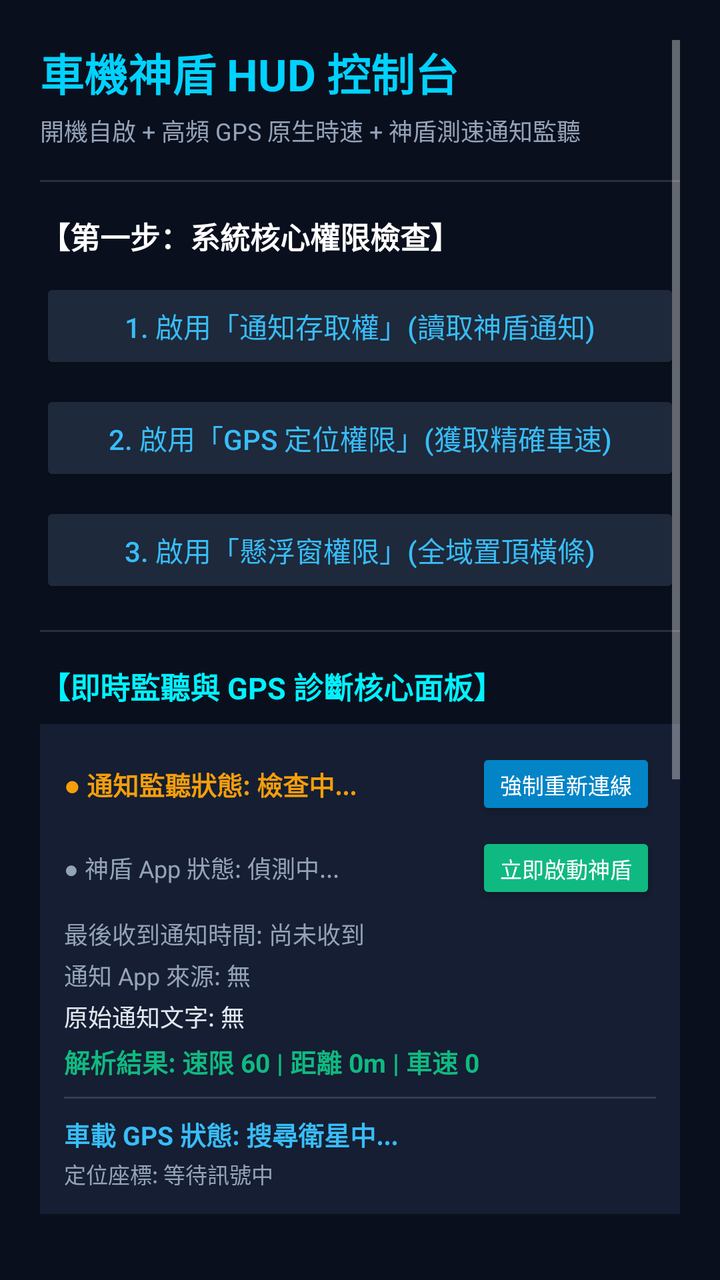
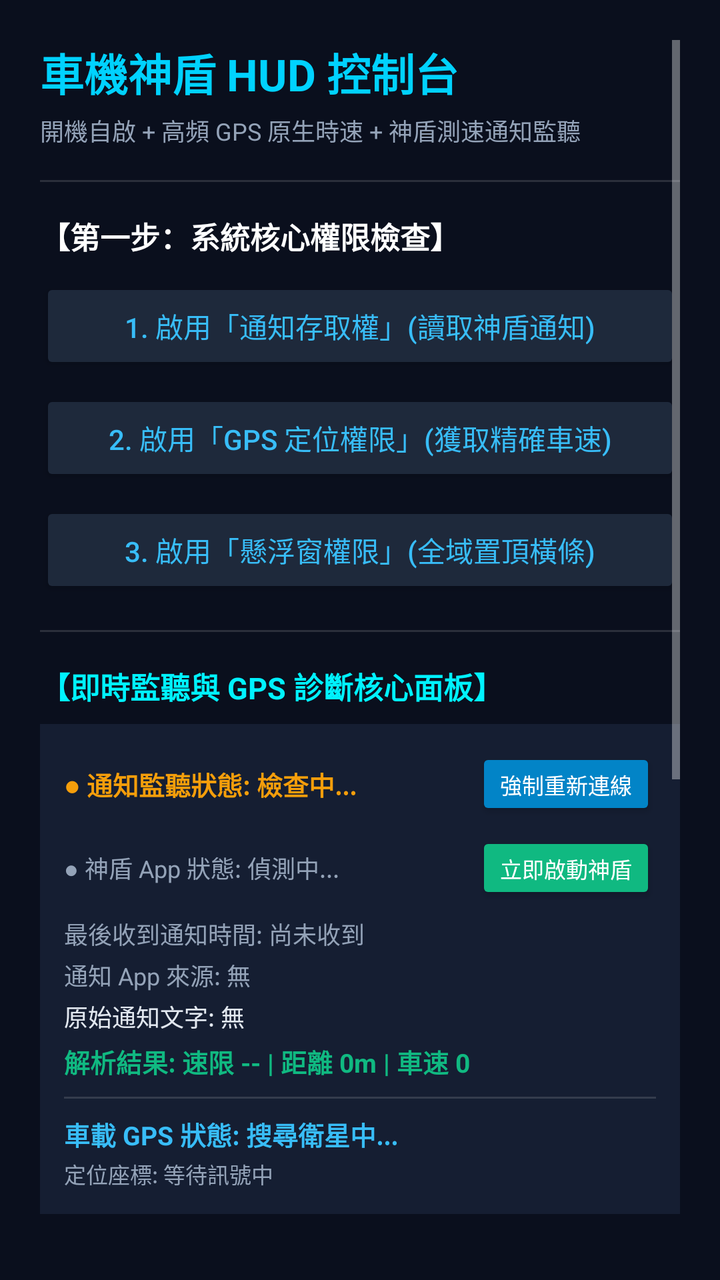

Compare the two renders of this Android layout. The source of the first and the diff that turns it into the second are given below.
<!-- AndroidManifest.xml: application theme Theme.AppCompat.NoActionBar -->
<!-- res/layout/activity_main.xml -->
<?xml version="1.0" encoding="utf-8"?>
<ScrollView xmlns:android="http://schemas.android.com/apk/res/android"
    android:layout_width="match_parent"
    android:layout_height="match_parent"
    android:background="#0A0F1D"
    android:padding="20dp">

    <LinearLayout
        android:layout_width="match_parent"
        android:layout_height="wrap_content"
        android:orientation="vertical">

        <TextView
            android:layout_width="wrap_content"
            android:layout_height="wrap_content"
            android:text="車機神盾 HUD 控制台"
            android:textColor="#00D2FF"
            android:textSize="22sp"
            android:textStyle="bold" />

        <TextView
            android:layout_width="wrap_content"
            android:layout_height="wrap_content"
            android:layout_marginTop="4dp"
            android:text="開機自啟 + 高頻 GPS 原生時速 + 神盾測速通知監聽"
            android:textColor="#94A3B8"
            android:textSize="12sp" />

        <View
            android:layout_width="match_parent"
            android:layout_height="1dp"
            android:layout_marginTop="16dp"
            android:layout_marginBottom="16dp"
            android:background="#22FFFFFF" />

        
        <TextView
            android:layout_width="wrap_content"
            android:layout_height="wrap_content"
            android:text="【第一步：系統核心權限檢查】"
            android:textColor="#FFFFFF"
            android:textSize="15sp"
            android:textStyle="bold" />

        <Button
            android:id="@+id/btn_grant_notification"
            android:layout_width="match_parent"
            android:layout_height="48dp"
            android:layout_marginTop="10dp"
            android:backgroundTint="#1E293B"
            android:text="1. 啟用「通知存取權」(讀取神盾通知)"
            android:textColor="#38BDF8" />

        <Button
            android:id="@+id/btn_grant_location"
            android:layout_width="match_parent"
            android:layout_height="48dp"
            android:layout_marginTop="8dp"
            android:backgroundTint="#1E293B"
            android:text="2. 啟用「GPS 定位權限」(獲取精確車速)"
            android:textColor="#38BDF8" />

        <Button
            android:id="@+id/btn_grant_overlay"
            android:layout_width="match_parent"
            android:layout_height="48dp"
            android:layout_marginTop="8dp"
            android:backgroundTint="#1E293B"
            android:text="3. 啟用「懸浮窗權限」(全域置頂橫條)"
            android:textColor="#38BDF8" />

        <View
            android:layout_width="match_parent"
            android:layout_height="1dp"
            android:layout_marginTop="16dp"
            android:layout_marginBottom="16dp"
            android:background="#22FFFFFF" />

        
        <TextView
            android:layout_width="wrap_content"
            android:layout_height="wrap_content"
            android:text="【即時監聽與 GPS 診斷核心面板】"
            android:textColor="#00F2FE"
            android:textSize="15sp"
            android:textStyle="bold" />

        <LinearLayout
            android:layout_width="match_parent"
            android:layout_height="wrap_content"
            android:layout_marginTop="8dp"
            android:background="#151E32"
            android:orientation="vertical"
            android:padding="12dp">

            
            <LinearLayout
                android:layout_width="match_parent"
                android:layout_height="wrap_content"
                android:gravity="center_vertical"
                android:orientation="horizontal">

                <TextView
                    android:id="@+id/tv_listener_status"
                    android:layout_width="0dp"
                    android:layout_height="wrap_content"
                    android:layout_weight="1"
                    android:text="● 通知監聽狀態: 檢查中..."
                    android:textColor="#F59E0B"
                    android:textSize="13sp"
                    android:textStyle="bold" />

                <Button
                    android:id="@+id/btn_rebind_listener"
                    android:layout_width="wrap_content"
                    android:layout_height="36dp"
                    android:backgroundTint="#0284C7"
                    android:text="強制重新連線"
                    android:textSize="11sp" />
            </LinearLayout>

            
            <LinearLayout
                android:layout_width="match_parent"
                android:layout_height="wrap_content"
                android:layout_marginTop="6dp"
                android:gravity="center_vertical"
                android:orientation="horizontal">

                <TextView
                    android:id="@+id/tv_speedtrap_status"
                    android:layout_width="0dp"
                    android:layout_height="wrap_content"
                    android:layout_weight="1"
                    android:text="● 神盾 App 狀態: 偵測中..."
                    android:textColor="#94A3B8"
                    android:textSize="12sp" />

                <Button
                    android:id="@+id/btn_launch_speedtrap"
                    android:layout_width="wrap_content"
                    android:layout_height="36dp"
                    android:backgroundTint="#10B981"
                    android:text="立即啟動神盾"
                    android:textSize="11sp" />
            </LinearLayout>

            <TextView
                android:id="@+id/tv_diag_time"
                android:layout_width="wrap_content"
                android:layout_height="wrap_content"
                android:layout_marginTop="6dp"
                android:text="最後收到通知時間: 尚未收到"
                android:textColor="#94A3B8"
                android:textSize="12sp" />

            <TextView
                android:id="@+id/tv_diag_pkg"
                android:layout_width="wrap_content"
                android:layout_height="wrap_content"
                android:layout_marginTop="3dp"
                android:text="通知 App 來源: 無"
                android:textColor="#94A3B8"
                android:textSize="12sp" />

            <TextView
                android:id="@+id/tv_diag_raw"
                android:layout_width="wrap_content"
                android:layout_height="wrap_content"
                android:layout_marginTop="3dp"
                android:text="原始通知文字: 無"
                android:textColor="#E2E8F0"
                android:textSize="12sp" />

            <TextView
                android:id="@+id/tv_diag_parsed"
                android:layout_width="wrap_content"
                android:layout_height="wrap_content"
                android:layout_marginTop="4dp"
                android:text="解析結果: 速限 60 | 距離 0m | 車速 0"
                android:textColor="#10B981"
                android:textSize="13sp"
                android:textStyle="bold" />

            <View
                android:layout_width="match_parent"
                android:layout_height="1dp"
                android:layout_marginTop="8dp"
                android:layout_marginBottom="8dp"
                android:background="#22FFFFFF" />

            
            <TextView
                android:id="@+id/tv_diag_gps"
                android:layout_width="wrap_content"
                android:layout_height="wrap_content"
                android:text="車載 GPS 狀態: 搜尋衛星中..."
                android:textColor="#38BDF8"
                android:textSize="13sp"
                android:textStyle="bold" />

            <TextView
                android:id="@+id/tv_diag_gps_detail"
                android:layout_width="wrap_content"
                android:layout_height="wrap_content"
                android:layout_marginTop="2dp"
                android:text="定位座標: 等待訊號中"
                android:textColor="#94A3B8"
                android:textSize="11sp" />
        </LinearLayout>

        <View
            android:layout_width="match_parent"
            android:layout_height="1dp"
            android:layout_marginTop="16dp"
            android:layout_marginBottom="16dp"
            android:background="#22FFFFFF" />

        
        <TextView
            android:layout_width="wrap_content"
            android:layout_height="wrap_content"
            android:text="【神盾測速 App 連動與喚醒設定】"
            android:textColor="#FFFFFF"
            android:textSize="15sp"
            android:textStyle="bold" />

        <TextView
            android:id="@+id/tv_current_speedtrap_pkg"
            android:layout_width="wrap_content"
            android:layout_height="wrap_content"
            android:layout_marginTop="4dp"
            android:text="神盾應用偵測：正在檢查..."
            android:textColor="#10B981"
            android:textSize="13sp" />

        <LinearLayout
            android:layout_width="match_parent"
            android:layout_height="wrap_content"
            android:layout_marginTop="8dp"
            android:orientation="horizontal">

            <Button
                android:id="@+id/btn_choose_speedtrap_app"
                android:layout_width="0dp"
                android:layout_height="44dp"
                android:layout_weight="1"
                android:backgroundTint="#0369A1"
                android:text="手動選擇神盾 App"
                android:textSize="12sp" />

            <Button
                android:id="@+id/btn_test_launch_speedtrap"
                android:layout_width="0dp"
                android:layout_height="44dp"
                android:layout_marginStart="8dp"
                android:layout_weight="1"
                android:backgroundTint="#0F766E"
                android:text="測試立即喚醒神盾"
                android:textSize="12sp" />
        </LinearLayout>

        <View
            android:layout_width="match_parent"
            android:layout_height="1dp"
            android:layout_marginTop="16dp"
            android:layout_marginBottom="16dp"
            android:background="#22FFFFFF" />

        
        <TextView
            android:layout_width="wrap_content"
            android:layout_height="wrap_content"
            android:text="【第二步：HUD 懸浮條開關與模擬測試】"
            android:textColor="#FFFFFF"
            android:textSize="15sp"
            android:textStyle="bold" />

        <Button
            android:id="@+id/btn_toggle_overlay"
            android:layout_width="match_parent"
            android:layout_height="48dp"
            android:layout_marginTop="10dp"
            android:backgroundTint="#0284C7"
            android:text="開啟全域置頂懸浮橫條 (HUD)"
            android:textColor="#FFFFFF" />

        <LinearLayout
            android:layout_width="match_parent"
            android:layout_height="wrap_content"
            android:layout_marginTop="10dp"
            android:orientation="horizontal">

            <Button
                android:id="@+id/btn_test_normal"
                android:layout_width="0dp"
                android:layout_height="44dp"
                android:layout_weight="1"
                android:backgroundTint="#0F766E"
                android:text="模擬正常測速"
                android:textSize="12sp" />

            <Button
                android:id="@+id/btn_test_overspeed"
                android:layout_width="0dp"
                android:layout_height="44dp"
                android:layout_marginStart="6dp"
                android:layout_weight="1"
                android:backgroundTint="#BE123C"
                android:text="模擬超速警報"
                android:textSize="12sp" />

            <Button
                android:id="@+id/btn_test_gps_speed"
                android:layout_width="0dp"
                android:layout_height="44dp"
                android:layout_marginStart="6dp"
                android:layout_weight="1"
                android:backgroundTint="#7C3AED"
                android:text="模擬時速跳動"
                android:textSize="12sp" />
        </LinearLayout>

        <View
            android:layout_width="match_parent"
            android:layout_height="1dp"
            android:layout_marginTop="16dp"
            android:layout_marginBottom="16dp"
            android:background="#22FFFFFF" />

        
        <TextView
            android:layout_width="wrap_content"
            android:layout_height="wrap_content"
            android:text="【第三步：指定投屏 / Android Auto 快捷鍵】"
            android:textColor="#FFFFFF"
            android:textSize="15sp"
            android:textStyle="bold" />

        <TextView
            android:id="@+id/tv_current_aa_pkg"
            android:layout_width="wrap_content"
            android:layout_height="wrap_content"
            android:layout_marginTop="4dp"
            android:text="目前綁定：自動智慧偵測 (ZLINK / AutoKit)"
            android:textColor="#10B981"
            android:textSize="13sp" />

        <Button
            android:id="@+id/btn_choose_aa_app"
            android:layout_width="match_parent"
            android:layout_height="48dp"
            android:layout_marginTop="8dp"
            android:backgroundTint="#1E293B"
            android:text="選擇車機上的 Android Auto / 投屏 App"
            android:textColor="#38BDF8" />

    </LinearLayout>
</ScrollView>
<!-- resources referenced by this layout -->
<resources>

</resources>

<!-- the commit's change to res/layout/activity_main.xml (unified diff, before → after) -->
@@ -177,7 +177,7 @@
                 android:layout_width="wrap_content"
                 android:layout_height="wrap_content"
                 android:layout_marginTop="4dp"
-                android:text="解析結果: 速限 60 | 距離 0m | 車速 0"
+                android:text="解析結果: 速限 -- | 距離 0m | 車速 0"
                 android:textColor="#10B981"
                 android:textSize="13sp"
                 android:textStyle="bold" />
